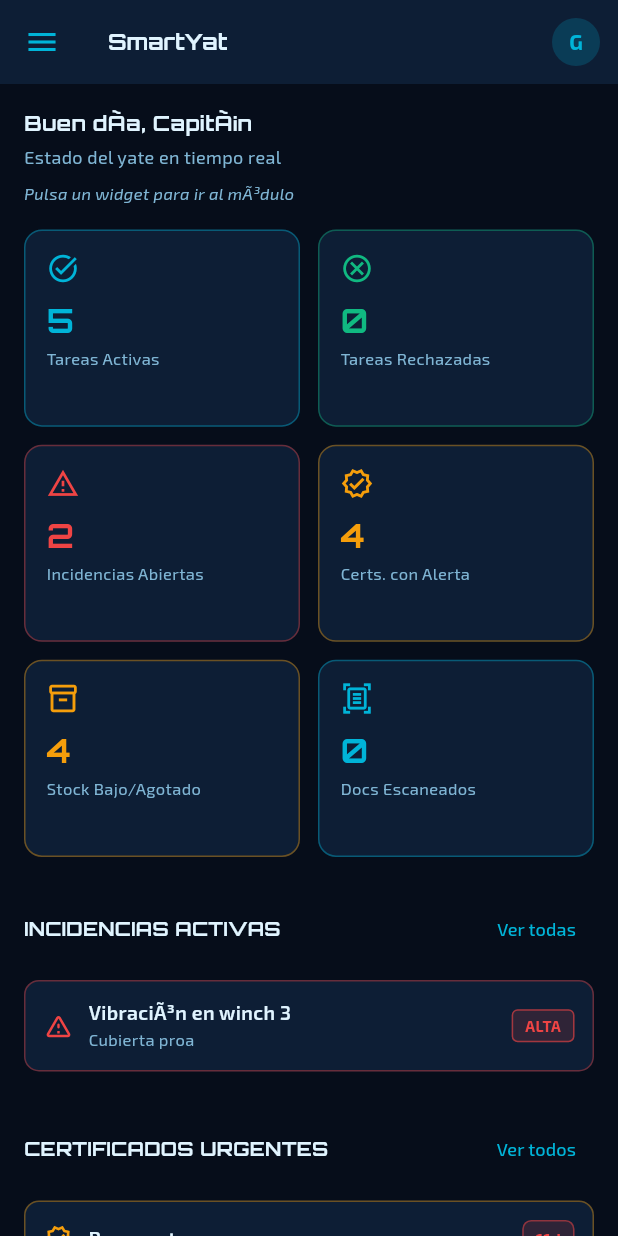
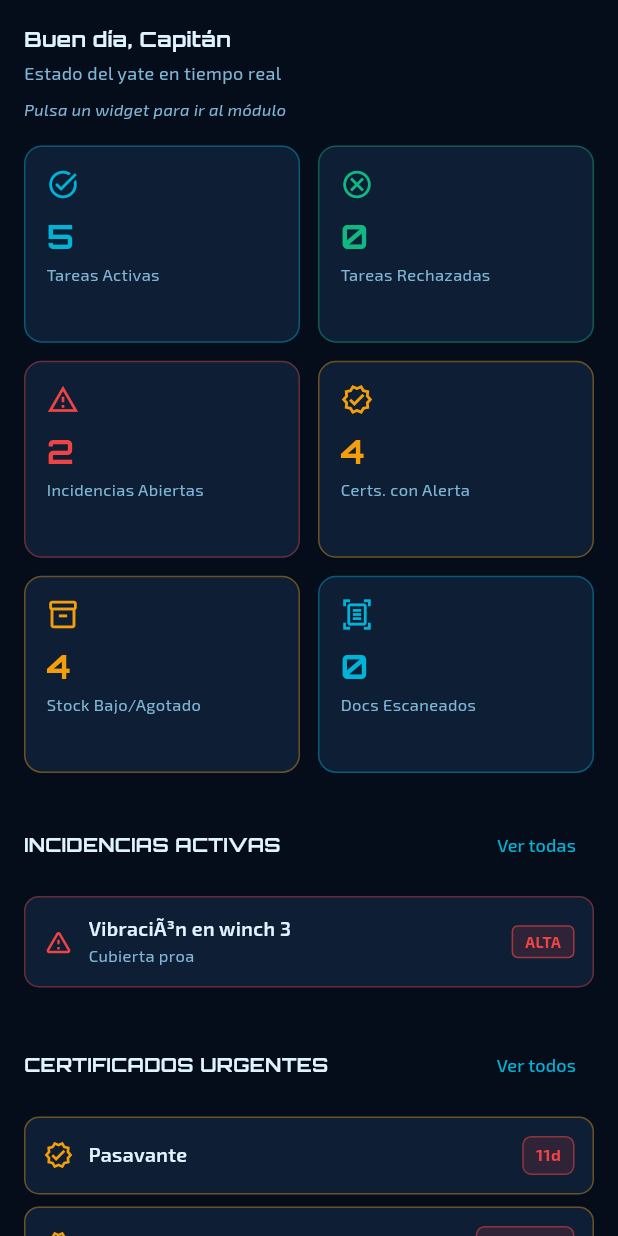
Before and after one commit to vicentellorens-collab/smart_yat, a Flutter app: the DashboardScreen widget shown alone on an empty page, opened directly with empty values, on a phone screen of 412 x 824 dp. Run offline on Flutter 3.47's test engine with Material 3 defaults, Android fonts, the light colour scheme and no system bars; our stand-ins replace connectivity_plus, file_picker, flutter_secure_storage, flutter_tts, google_fonts, image_picker and 4 more; accounts and stored records are empty; statements that could not run were skipped.

Commit message:
Fix: eliminar AppBar/Drawer residual del dashboard

```diff
--- a/lib/screens/manager/dashboard_screen.dart
+++ b/lib/screens/manager/dashboard_screen.dart
@@ -13,7 +13,7 @@
   final VoidCallback onLowStock;
   final VoidCallback onDocScan;
 
-  DashboardScreen({
+  const DashboardScreen({
     super.key,
     required this.onActiveTasks,
     required this.onRejectedTasks,
@@ -28,41 +28,17 @@
     final p = context.watch<AppProvider>();
     final user = p.currentUser;
 
-    return Scaffold(
-      appBar: AppBar(
-        title: const Text('SmartYat'),
-        leading: Builder(
-          builder: (ctx) => IconButton(
-            icon: const Icon(Icons.menu),
-            onPressed: () => Scaffold.of(ctx).openDrawer(),
-          ),
-        ),
-        actions: [
-          Padding(
-            padding: const EdgeInsets.only(right: 12),
-            child: CircleAvatar(
-              radius: 16,
-              backgroundColor: AppTheme.accent.withOpacity(0.2),
-              child: Text(
-                user?.name.isNotEmpty == true ? user!.name[0] : 'G',
-                style: const TextStyle(
-                    color: AppTheme.accent,
-                    fontSize: 14,
-                    fontWeight: FontWeight.bold),
-              ),
-            ),
-          ),
-        ],
-      ),
-      body: RefreshIndicator(
+    return RefreshIndicator(
       color: AppTheme.accent,
       onRefresh: () async {},
       child: ListView(
         padding: const EdgeInsets.all(16),
         children: [
           // Greeting
-            Text('Buen dÃ­a, ${user?.name ?? 'CapitÃ¡n'}',
-                style: AppTheme.orbitron(size: 14)),
+          Text(
+            'Buen día, ${user?.name ?? 'Capitán'}',
+            style: AppTheme.orbitron(size: 14),
+          ),
           const SizedBox(height: 4),
           const Text(
             'Estado del yate en tiempo real',
@@ -70,7 +46,7 @@
           ),
           const SizedBox(height: 8),
           const Text(
-              'Pulsa un widget para ir al mÃ³dulo',
+            'Pulsa un widget para ir al módulo',
             style: TextStyle(
                 color: AppTheme.textSecondary,
                 fontSize: 11,
@@ -150,8 +126,7 @@
               trailing: TextButton(
                 onPressed: onIncidents,
                 child: const Text('Ver todas',
-                      style: TextStyle(
-                          color: AppTheme.accent, fontSize: 12)),
+                    style: TextStyle(color: AppTheme.accent, fontSize: 12)),
               ),
             ),
             const SizedBox(height: 10),
@@ -173,8 +148,7 @@
               trailing: TextButton(
                 onPressed: onCertificates,
                 child: const Text('Ver todos',
-                      style: TextStyle(
-                          color: AppTheme.accent, fontSize: 12)),
+                    style: TextStyle(color: AppTheme.accent, fontSize: 12)),
               ),
             ),
             const SizedBox(height: 10),
@@ -195,8 +169,7 @@
               trailing: TextButton(
                 onPressed: onLowStock,
                 child: const Text('Ver todo',
-                      style: TextStyle(
-                          color: AppTheme.accent, fontSize: 12)),
+                    style: TextStyle(color: AppTheme.accent, fontSize: 12)),
               ),
             ),
             const SizedBox(height: 10),
@@ -212,8 +185,7 @@
             trailing: TextButton(
               onPressed: onActiveTasks,
               child: const Text('Ver todas',
-                    style:
-                        TextStyle(color: AppTheme.accent, fontSize: 12)),
+                  style: TextStyle(color: AppTheme.accent, fontSize: 12)),
             ),
           ),
           const SizedBox(height: 10),
@@ -226,7 +198,6 @@
 
           const SizedBox(height: 80),
         ],
-        ),
       ),
     );
   }
```
Lines whose indentation alone changed are shown as unchanged.
